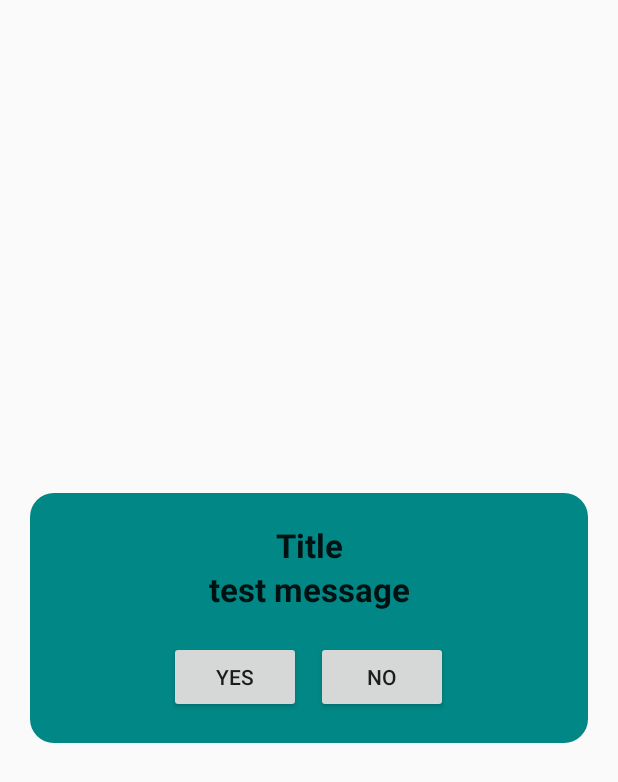
After one commit to enesicmen/Initial-Code-Software-Solutions-Case, an Android app: the layout fragment_custom_dialog_two_button.xml on its own in the app's theme, with its tools: preview values and no code run, on a phone screen of 412 x 824 dp. The commit adds this screen. Shown: the top 782 px of the screen. Run offline under Robolectric (Android 15) with nearby library versions, the phone set to English and light mode, and no system bars.

Commit message:
custom dialog message added.

```diff
--- a/app/src/main/java/com/icmen/ecommerceapplication/ui/fragment/Orders/OrdersImageAdapter.kt
+++ b/app/src/main/java/com/icmen/ecommerceapplication/ui/fragment/Orders/OrdersImageAdapter.kt
@@ -1,6 +1,5 @@
 package com.icmen.ecommerceapplication.adapters
 
-import android.inputmethodservice.Keyboard.Row
 import android.view.LayoutInflater
 import android.view.ViewGroup
 import androidx.recyclerview.widget.RecyclerView
--- a/app/src/main/java/com/icmen/ecommerceapplication/ui/fragment/Orders/OrdersPageAdapter.kt
+++ b/app/src/main/java/com/icmen/ecommerceapplication/ui/fragment/Orders/OrdersPageAdapter.kt
@@ -38,7 +38,6 @@ class OrdersPageAdapter(
                 tvAddress.text = order.address
                 tvOrderDate.text = java.text.SimpleDateFormat("dd/MM/yyyy HH:mm").format(order.orderDate)
 
-                // Setup horizontal RecyclerView for product images
                 rvImage.layoutManager = LinearLayoutManager(itemView.context, LinearLayoutManager.HORIZONTAL, false)
                 rvImage.adapter = OrdersImageAdapter(order.products)
             }
--- /dev/null
+++ b/app/src/main/res/drawable/rounded_dialog.xml
@@ -0,0 +1,10 @@
+<?xml version="1.0" encoding="utf-8"?>
+<shape xmlns:android="http://schemas.android.com/apk/res/android">
+    <solid android:color="@color/teal_700"/>
+    <corners android:radius="16dp"/>
+    <padding
+        android:left="16dp"
+        android:top="16dp"
+        android:right="16dp"
+        android:bottom="16dp"/>
+</shape>
--- /dev/null
+++ b/app/src/main/res/layout/fragment_custom_dialog_two_button.xml
@@ -0,0 +1,49 @@
+<?xml version="1.0" encoding="utf-8"?>
+<LinearLayout xmlns:android="http://schemas.android.com/apk/res/android"
+    android:layout_width="match_parent"
+    android:layout_height="wrap_content"
+    android:layout_gravity="center"
+    android:layout_margin="20dp"
+    android:background="@drawable/rounded_dialog"
+    android:orientation="vertical"
+    android:padding="20dp">
+
+    <TextView
+        android:id="@+id/tvTitle"
+        android:layout_width="match_parent"
+        android:layout_height="wrap_content"
+        android:gravity="center"
+        android:text="Title"
+        android:textAppearance="?android:attr/textAppearanceLarge"
+        android:textStyle="bold" />
+
+    <TextView
+        android:id="@+id/tvMessage"
+        android:layout_width="match_parent"
+        android:layout_height="wrap_content"
+        android:gravity="center"
+        android:text="test message"
+        android:textAppearance="?android:attr/textAppearanceLarge"
+        android:textStyle="bold" />
+
+    <LinearLayout
+        android:layout_width="match_parent"
+        android:layout_height="wrap_content"
+        android:orientation="horizontal"
+        android:gravity="center"
+        android:layout_marginTop="20dp">
+
+        <Button
+            android:id="@+id/btnYes"
+            android:layout_width="wrap_content"
+            android:layout_height="wrap_content"
+            android:layout_marginEnd="10dp"
+            android:text="Yes" />
+
+        <Button
+            android:id="@+id/btnNo"
+            android:layout_width="wrap_content"
+            android:layout_height="wrap_content"
+            android:text="No" />
+    </LinearLayout>
+</LinearLayout>
--- a/app/src/main/res/layout/row_orders_image.xml
+++ b/app/src/main/res/layout/row_orders_image.xml
@@ -8,5 +8,6 @@
         android:id="@+id/imageView"
         android:layout_width="match_parent"
         android:layout_height="match_parent"
+        android:layout_marginStart="10dp"
         android:scaleType="centerCrop" />
 </FrameLayout>
```
Also changed, not shown: app/src/main/java/com/icmen/ecommerceapplication/custom/CustomDialogWithOneButtonFragment.kt (added, +66 -0 lines), app/src/main/java/com/icmen/ecommerceapplication/custom/CustomDialogWithTwoButtonFragment.kt (added, +72 -0 lines), app/src/main/java/com/icmen/ecommerceapplication/ui/fragment/Basket/BasketPageAdapter.kt (+2 -5 lines), app/src/main/java/com/icmen/ecommerceapplication/ui/fragment/Basket/BasketPageFragment.kt (+31 -20 lines), app/src/main/java/com/icmen/ecommerceapplication/ui/fragment/Products/ProductsPageFragment.kt (+0 -12 lines), app/src/main/res/layout/fragment_custom_dialog_one_button.xml (added, +37 -0 lines).
